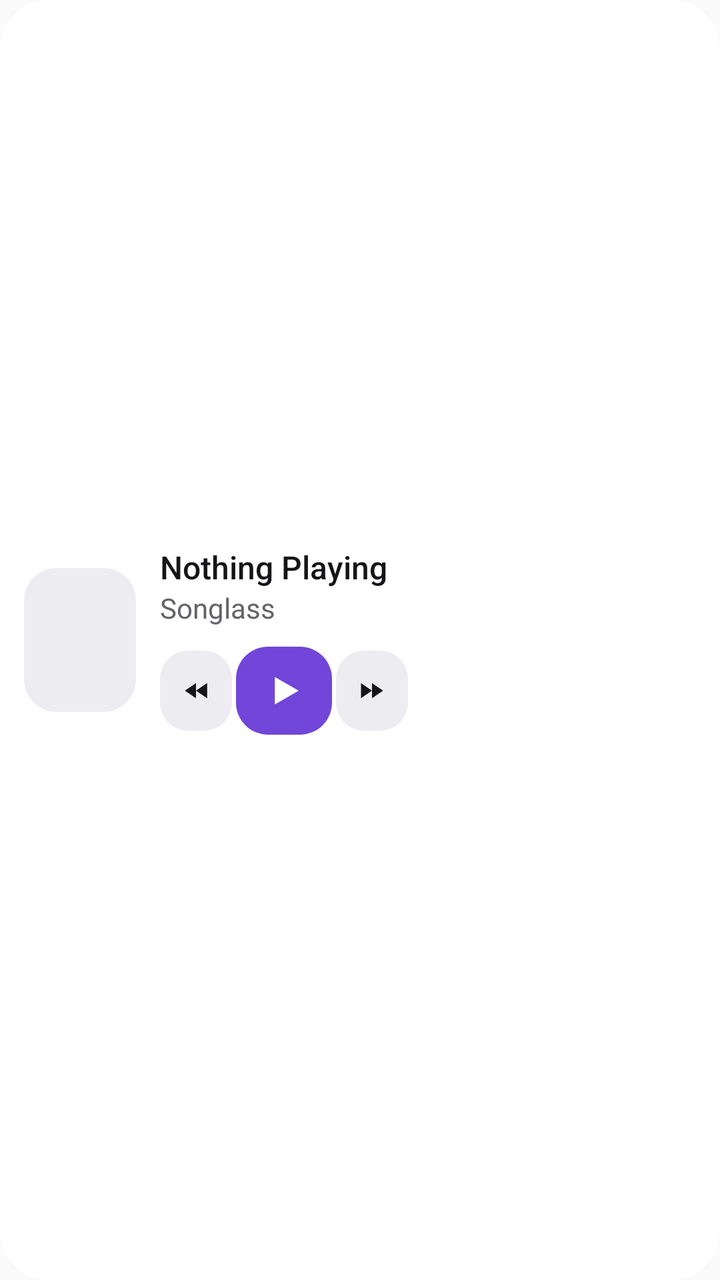
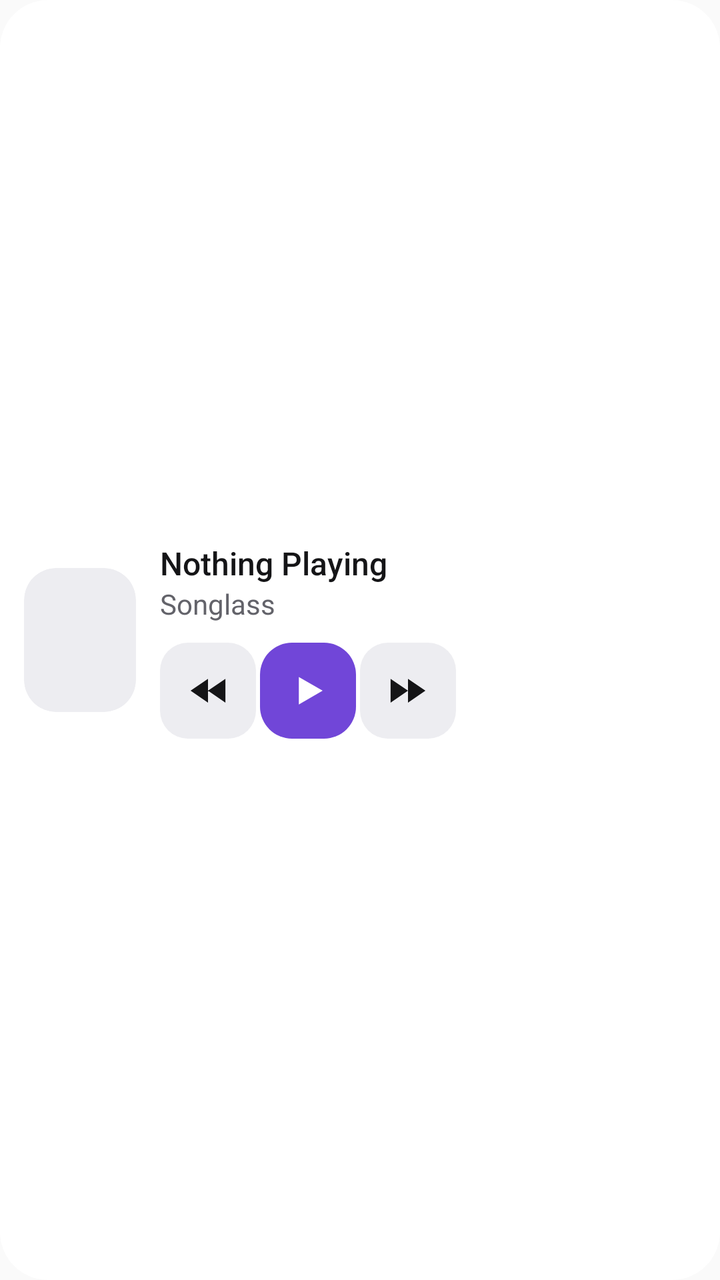

Before-and-after screenshots of an Android layout around one commit, followed by the original layout XML and the change that was made.
<!-- AndroidManifest.xml: application theme Theme.Songlass -->
<!-- res/layout/widget_miuix_wide.xml -->
<?xml version="1.0" encoding="utf-8"?>
<LinearLayout xmlns:android="http://schemas.android.com/apk/res/android"
    android:id="@+id/root"
    android:layout_width="match_parent"
    android:layout_height="match_parent"
    android:background="@drawable/widget_bg_miuix"
    android:gravity="center_vertical"
    android:orientation="horizontal"
    android:padding="12dp">

    <ImageView
        android:id="@+id/cover"
        android:layout_width="56dp"
        android:layout_height="72dp"
        android:background="@drawable/widget_cover_miuix"
        android:clipToOutline="true"
        android:importantForAccessibility="no"
        android:scaleType="centerCrop" />

    <LinearLayout
        android:layout_width="0dp"
        android:layout_height="wrap_content"
        android:layout_marginStart="12dp"
        android:layout_weight="1"
        android:orientation="vertical">

        <TextView
            android:id="@+id/title"
            android:layout_width="match_parent"
            android:layout_height="wrap_content"
            android:ellipsize="end"
            android:fontFamily="sans-serif-medium"
            android:maxLines="1"
            android:text="@string/widget_nothing_playing"
            android:textColor="@color/widget_miuix_content"
            android:textSize="16sp" />

        <TextView
            android:id="@+id/subtitle"
            android:layout_width="match_parent"
            android:layout_height="wrap_content"
            android:ellipsize="end"
            android:maxLines="1"
            android:text="@string/app_name"
            android:textColor="@color/widget_miuix_secondary"
            android:textSize="14sp" />

        <LinearLayout
            android:layout_width="wrap_content"
            android:layout_height="wrap_content"
            android:layout_marginTop="10dp"
            android:gravity="center_vertical"
            android:orientation="horizontal">

            <ImageView
                android:id="@+id/previous"
                android:layout_width="36dp"
                android:layout_height="40dp"
                android:background="@drawable/widget_tonal_miuix"
                android:contentDescription="@string/widget_previous"
                android:padding="11dp"
                android:src="@drawable/widget_previous"
                android:tint="@color/widget_miuix_content" />

            <ImageView
                android:id="@+id/play"
                android:layout_width="48dp"
                android:layout_height="44dp"
                android:layout_marginHorizontal="2dp"
                android:background="@drawable/widget_button_miuix"
                android:contentDescription="@string/widget_play"
                android:paddingVertical="11dp"
                android:src="@drawable/widget_play"
                android:tint="@color/widget_miuix_on_accent" />

            <ImageView
                android:id="@+id/next"
                android:layout_width="36dp"
                android:layout_height="40dp"
                android:background="@drawable/widget_tonal_miuix"
                android:contentDescription="@string/widget_next"
                android:padding="11dp"
                android:src="@drawable/widget_next"
                android:tint="@color/widget_miuix_content" />
        </LinearLayout>
    </LinearLayout>
</LinearLayout>
<!-- resources referenced by this layout -->
<resources>
  <color name="widget_miuix_content">#151517</color>
  <color name="widget_miuix_on_accent">#FFFFFF</color>
  <color name="widget_miuix_secondary">#63636A</color>
  <!-- drawable widget_bg_miuix (drawable) -->
  <?xml version="1.0" encoding="utf-8"?>
  <shape xmlns:android="http://schemas.android.com/apk/res/android" android:shape="rectangle">
      <corners android:radius="24dp" />
      <solid android:color="@color/widget_miuix_surface" />
  </shape>
  <!-- drawable widget_button_miuix (drawable) -->
  <?xml version="1.0" encoding="utf-8"?>
  <shape xmlns:android="http://schemas.android.com/apk/res/android" android:shape="rectangle">
      <corners android:radius="16dp" />
      <solid android:color="@color/widget_miuix_accent" />
  </shape>
  <!-- drawable widget_cover_miuix (drawable) -->
  <?xml version="1.0" encoding="utf-8"?>
  <shape xmlns:android="http://schemas.android.com/apk/res/android" android:shape="rectangle">
      <corners android:radius="16dp" />
      <solid android:color="@color/widget_miuix_fill" />
  </shape>
  <!-- drawable widget_next (drawable) -->
  <vector xmlns:android="http://schemas.android.com/apk/res/android" android:width="24dp" android:height="24dp" android:viewportWidth="24" android:viewportHeight="24">
      <path android:fillColor="#FFFFFFFF" android:pathData="M2.5,5.5L12,12L2.5,18.5ZM12,5.5L21.5,12L12,18.5Z" />
  </vector>
  <!-- drawable widget_play (drawable) -->
  <vector xmlns:android="http://schemas.android.com/apk/res/android" android:width="24dp" android:height="24dp" android:viewportWidth="24" android:viewportHeight="24">
      <path android:fillColor="#FFFFFFFF" android:pathData="M7,4.5L20,12L7,19.5Z" />
  </vector>
  <!-- drawable widget_previous (drawable) -->
  <vector xmlns:android="http://schemas.android.com/apk/res/android" android:width="24dp" android:height="24dp" android:viewportWidth="24" android:viewportHeight="24">
      <path android:fillColor="#FFFFFFFF" android:pathData="M21.5,5.5L12,12L21.5,18.5ZM12,5.5L2.5,12L12,18.5Z" />
  </vector>
  <!-- drawable widget_tonal_miuix (drawable) -->
  <?xml version="1.0" encoding="utf-8"?>
  <shape xmlns:android="http://schemas.android.com/apk/res/android" android:shape="rectangle">
      <corners android:radius="14dp" />
      <solid android:color="@color/widget_miuix_fill" />
  </shape>
  <string name="app_name" translatable="false">Songlass</string>
  <string name="widget_next">Next</string>
  <string name="widget_nothing_playing">Nothing Playing</string>
  <string name="widget_play">Play</string>
  <string name="widget_previous">Previous</string>
  <style name="Theme.Songlass" parent="@android:style/Theme.Material.Light.NoActionBar">
          <item name="android:windowSplashScreenBackground">@android:color/white</item>
          <item name="android:windowSplashScreenAnimatedIcon">@drawable/splash_icon</item>
          <item name="android:windowSplashScreenAnimationDuration">800</item>
      </style>
  <color name="widget_miuix_surface">#FFFFFF</color>
  <color name="widget_miuix_accent">#7146D8</color>
  <color name="widget_miuix_fill">#EDEDF1</color>
  <!-- drawable splash_icon: vector/xml drawable (drawable, 21024 chars, omitted) -->
</resources>

<!-- the commit's change to res/layout/widget_miuix_wide.xml (unified diff, before → after) -->
@@ -54,32 +54,32 @@
 
             <ImageView
                 android:id="@+id/previous"
-                android:layout_width="36dp"
-                android:layout_height="40dp"
+                android:layout_width="48dp"
+                android:layout_height="48dp"
                 android:background="@drawable/widget_tonal_miuix"
                 android:contentDescription="@string/widget_previous"
-                android:padding="11dp"
+                android:padding="13dp"
                 android:src="@drawable/widget_previous"
                 android:tint="@color/widget_miuix_content" />
 
             <ImageView
                 android:id="@+id/play"
                 android:layout_width="48dp"
-                android:layout_height="44dp"
+                android:layout_height="48dp"
                 android:layout_marginHorizontal="2dp"
                 android:background="@drawable/widget_button_miuix"
                 android:contentDescription="@string/widget_play"
-                android:paddingVertical="11dp"
+                android:paddingVertical="13dp"
                 android:src="@drawable/widget_play"
                 android:tint="@color/widget_miuix_on_accent" />
 
             <ImageView
                 android:id="@+id/next"
-                android:layout_width="36dp"
-                android:layout_height="40dp"
+                android:layout_width="48dp"
+                android:layout_height="48dp"
                 android:background="@drawable/widget_tonal_miuix"
                 android:contentDescription="@string/widget_next"
-                android:padding="11dp"
+                android:padding="13dp"
                 android:src="@drawable/widget_next"
                 android:tint="@color/widget_miuix_content" />
         </LinearLayout>
